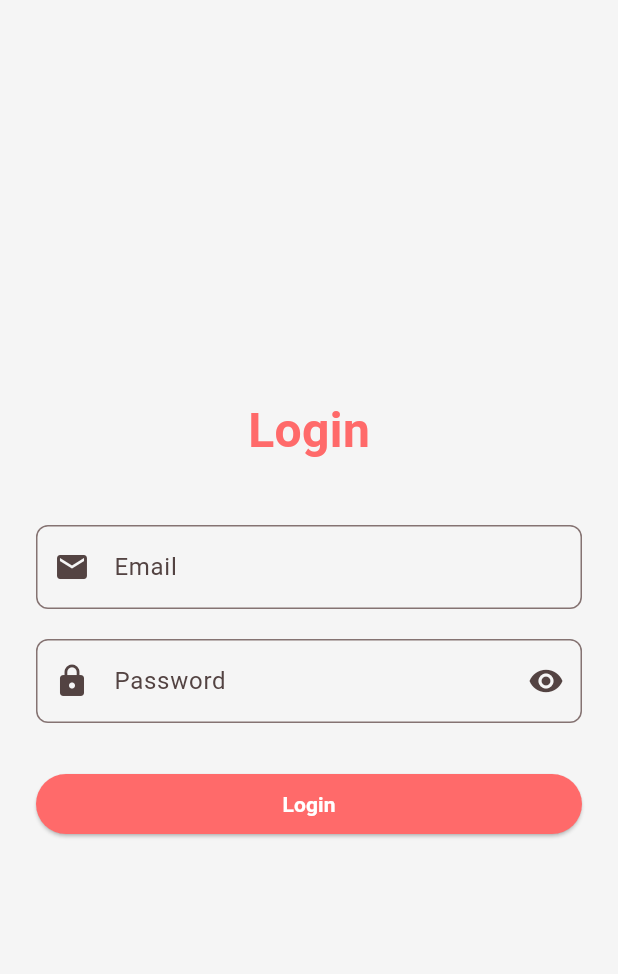
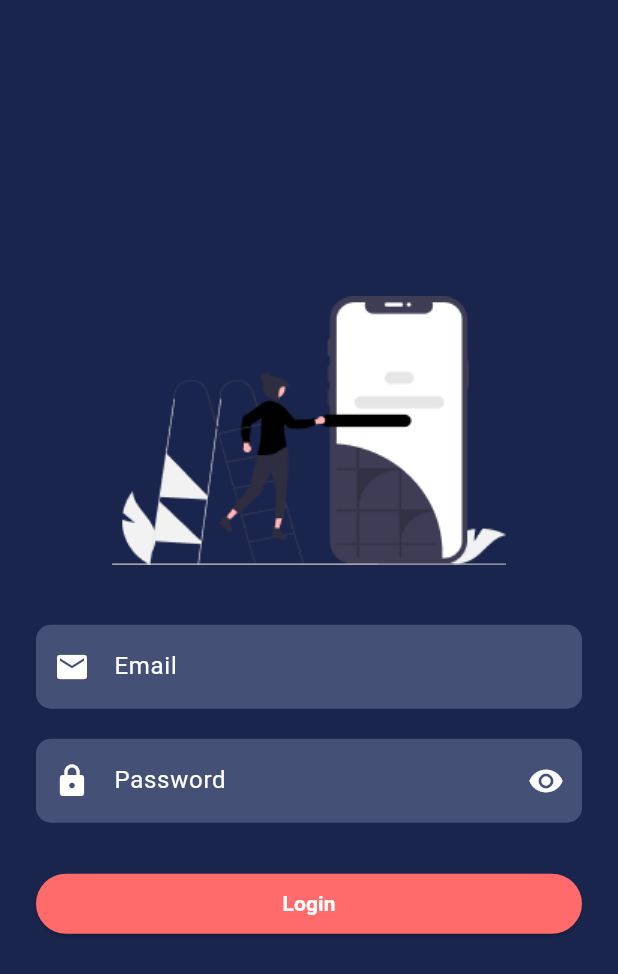
Before and after one commit to Wishorts/mobile-app-repo, a Flutter app: the LoginPage screen opened directly, on a phone screen of 412 x 824 dp. Shown: the top 974 px of the screen. Run offline on Flutter 3.47's test engine with Material 3 defaults, Android fonts, the phone set to English and light mode, and no system bars; our stand-ins replace smooth_page_indicator.

Commit message:
progress in login screen

```diff
--- a/mobile_app/lib/pages/login_page.dart
+++ b/mobile_app/lib/pages/login_page.dart
@@ -1,5 +1,6 @@
 import 'package:flutter/material.dart';
 import 'package:mobile_app/shared/theme/app_color.dart';
+import 'package:mobile_app/shared/utils/constants/asset_paths.dart';
 
 class LoginPage extends StatefulWidget {
   const LoginPage({super.key});
@@ -32,7 +33,7 @@ class _LoginPageState extends State<LoginPage> {
   @override
   Widget build(BuildContext context) {
     return Scaffold(
-      backgroundColor: AppColors.scaffoldBackground,
+      backgroundColor: AppColors.background,
       body: Center(
         child: SingleChildScrollView(
           padding: const EdgeInsets.all(24.0),
@@ -40,20 +41,27 @@ class _LoginPageState extends State<LoginPage> {
             key: _formKey,
             child: Column(
               children: [
-                const Text(
-                  'Login',
-                  style: TextStyle(
-                    fontSize: 32,
-                    fontWeight: FontWeight.bold,
-                    color: AppColors.primary,
-                  ),
-                ),
+                Image.asset(loginVector),
                 const SizedBox(height: 40),
                 TextFormField(
                   controller: _emailController,
-                  decoration: const InputDecoration(
+                  decoration: InputDecoration(
                     labelText: 'Email',
-                    prefixIcon: Icon(Icons.email),
+                    prefixIcon: Icon(
+                      Icons.email,
+                      color: AppColors.textOnPrimary,
+                    ),
+                    fillColor: AppColors.inputBackground,
+                    filled: true,
+                    labelStyle: TextStyle(color: AppColors.textOnPrimary),
+                    border: OutlineInputBorder(
+                      borderSide: BorderSide.none,
+                      borderRadius: BorderRadius.circular(10),
+                    ),
+                    focusedBorder: OutlineInputBorder(
+                      borderSide: BorderSide.none,
+                      borderRadius: BorderRadius.circular(10),
+                    ),
                   ),
                   keyboardType: TextInputType.emailAddress,
                   validator: (value) {
@@ -72,10 +80,14 @@ class _LoginPageState extends State<LoginPage> {
                   obscureText: !_showPassword,
                   decoration: InputDecoration(
                     labelText: 'Password',
-                    prefixIcon: const Icon(Icons.lock),
+                    prefixIcon: const Icon(
+                      Icons.lock,
+                      color: AppColors.textOnPrimary,
+                    ),
                     suffixIcon: IconButton(
                       icon: Icon(
                         _showPassword ? Icons.visibility_off : Icons.visibility,
+                        color: AppColors.textOnPrimary,
                       ),
                       onPressed: () {
                         setState(() {
@@ -83,11 +95,23 @@ class _LoginPageState extends State<LoginPage> {
                         });
                       },
                     ),
+                    fillColor: AppColors.inputBackground,
+                    filled: true,
+                    labelStyle: TextStyle(color: AppColors.textOnPrimary),
+                    border: OutlineInputBorder(
+                      borderSide: BorderSide.none,
+                      borderRadius: BorderRadius.circular(10),
+                    ),
+                    focusedBorder: OutlineInputBorder(
+                      borderSide: BorderSide.none,
+                      borderRadius: BorderRadius.circular(10),
+                    ),
                   ),
-                  validator: (value) =>
-                  value == null || value.length < 6
-                      ? 'Password must be at least 6 characters'
-                      : null,
+                  validator:
+                      (value) =>
+                          value == null || value.length < 6
+                              ? 'Password must be at least 6 characters'
+                              : null,
                 ),
                 const SizedBox(height: 30),
                 SizedBox(
--- a/mobile_app/lib/shared/theme/app_color.dart
+++ b/mobile_app/lib/shared/theme/app_color.dart
@@ -1,11 +1,12 @@
 import 'package:flutter/material.dart';
 
 class AppColors {
-  static const Color primary = Color(0xFFFF6A6A);  // #ff6a6a
-  static const Color background = Color(0xFF1A244D);  // #1a244d
+  static const Color primary = Color(0xFFFF6A6A);
+  static const Color background = Color(0xFF1A254D);
   static const Color scaffoldBackground = Color(0xFFF5F5F5);
   static const Color textPrimary = Color(0xFF1A244D);
   static const Color textOnPrimary = Colors.white;
+  static const Color inputBackground = Color(0xFF455077);
 
   // Add more custom colors as needed
 }
--- a/mobile_app/lib/shared/theme/app_theme.dart
+++ b/mobile_app/lib/shared/theme/app_theme.dart
@@ -10,7 +10,7 @@ class AppTheme {
         seedColor: AppColors.primary,
         primary: AppColors.primary,
         secondary: AppColors.background,
-        background: AppColors.scaffoldBackground,
+        surface: AppColors.scaffoldBackground,
         brightness: Brightness.light,
       ),
       appBarTheme: const AppBarTheme(
--- /dev/null
+++ b/mobile_app/lib/shared/utils/constants/asset_paths.dart
@@ -0,0 +1,3 @@
+final String background = "assets/png/background.png";
+final String background2 = "assets/png/background2.png";
+final String loginVector = "assets/png/loginVector.png";
--- a/mobile_app/pubspec.yaml
+++ b/mobile_app/pubspec.yaml
@@ -28,5 +28,5 @@ flutter:
   uses-material-design: true
 
   assets:
-    - assets/background.png
-    - assets/background2.png
+    - assets/png/
+    - assets/svg/
```
Also changed, not shown: mobile_app/lib/pages/splash_screen.dart (+9 -2 lines), mobile_app/assets/png/background.png (renamed from mobile_app/assets/background.png), mobile_app/assets/png/background2.png (renamed from mobile_app/assets/background2.png), mobile_app/assets/png/loginVector.png (added), 9 other files.
